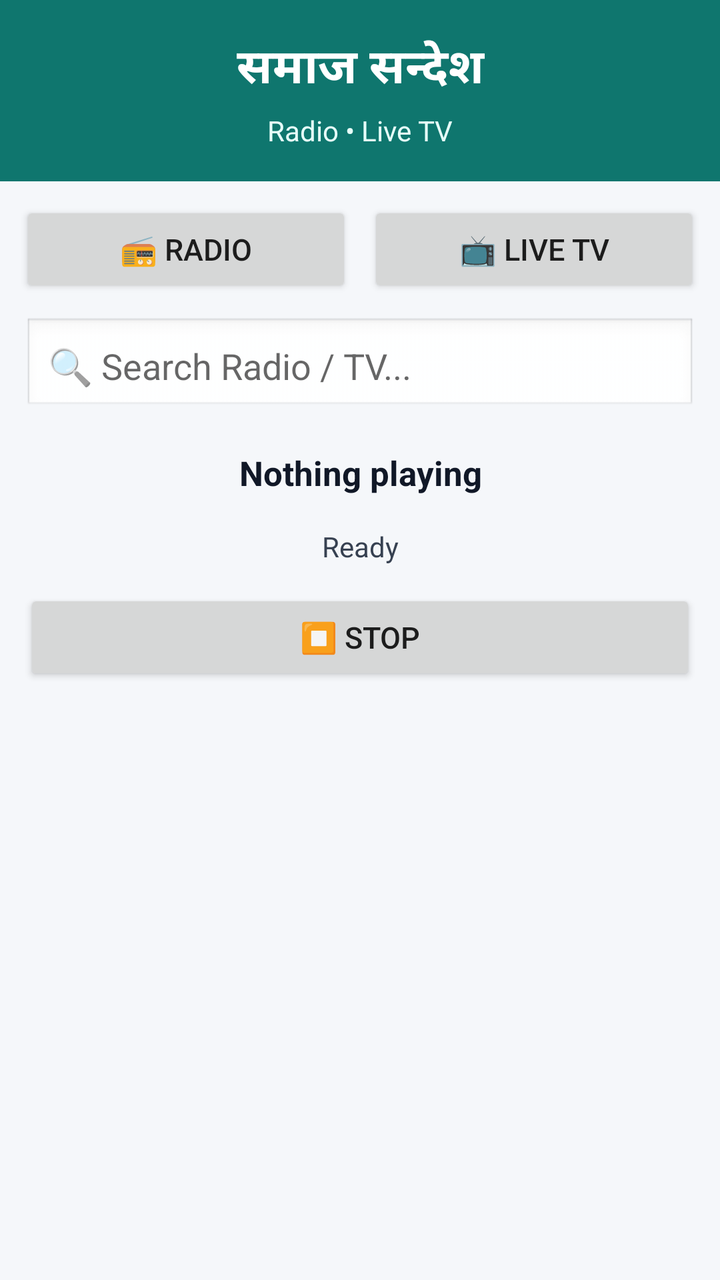
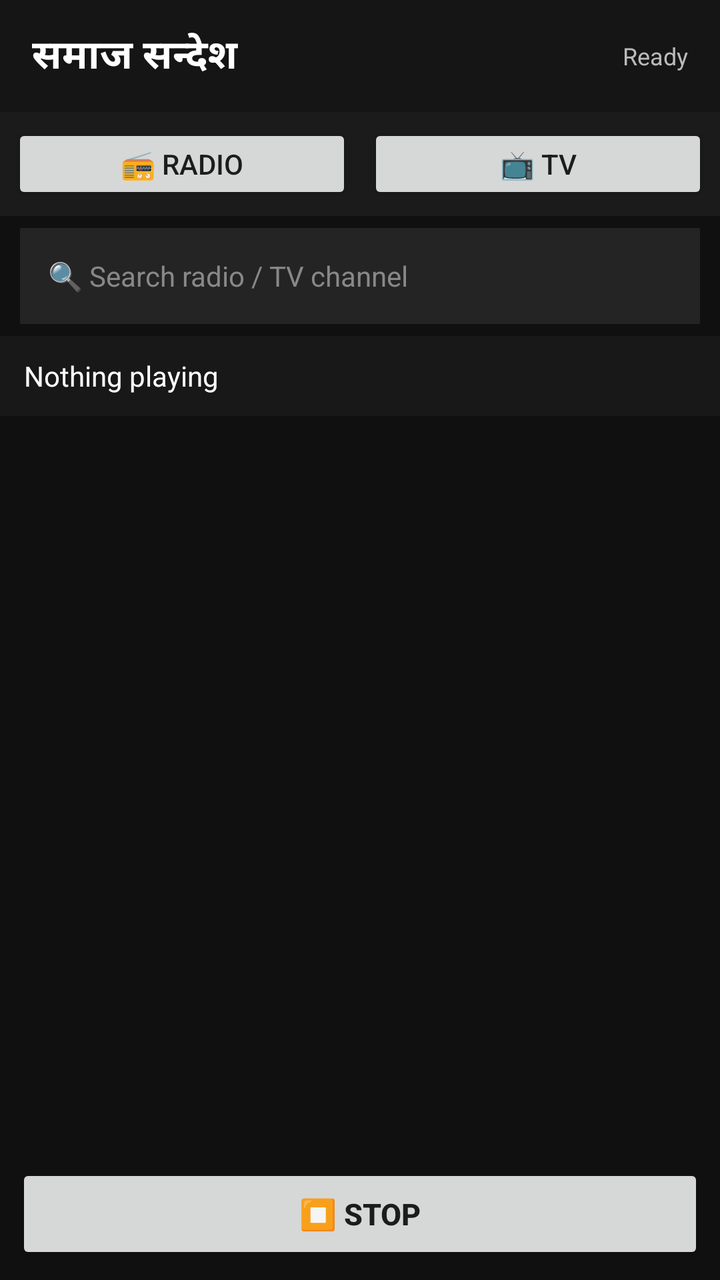

Screens rendered from an Android XML layout before and after an edit, with the pre-edit source and the edit as a unified diff.
<!-- AndroidManifest.xml: application theme AppTheme -->
<!-- res/layout/activity_main.xml -->
<?xml version="1.0" encoding="utf-8"?>
<LinearLayout
    xmlns:android="http://schemas.android.com/apk/res/android"
    android:layout_width="match_parent"
    android:layout_height="match_parent"
    android:orientation="vertical"
    android:background="#F5F7FA">

    
    <LinearLayout
        android:layout_width="match_parent"
        android:layout_height="wrap_content"
        android:orientation="vertical"
        android:padding="16dp"
        android:background="#0F766E">

        <TextView
            android:layout_width="match_parent"
            android:layout_height="wrap_content"
            android:text="समाज सन्देश"
            android:textColor="#FFFFFF"
            android:textSize="24sp"
            android:textStyle="bold"
            android:gravity="center"/>

        <TextView
            android:layout_width="match_parent"
            android:layout_height="wrap_content"
            android:text="Radio • Live TV"
            android:textColor="#E6FFFA"
            android:textSize="14sp"
            android:gravity="center"
            android:layout_marginTop="4dp"/>

    </LinearLayout>

    
    <LinearLayout
        android:layout_width="match_parent"
        android:layout_height="wrap_content"
        android:orientation="horizontal"
        android:padding="10dp"
        android:gravity="center">

        <Button
            android:id="@+id/radioButton"
            android:layout_width="0dp"
            android:layout_height="wrap_content"
            android:layout_weight="1"
            android:text="📻 Radio"
            android:textSize="15sp"
            android:onClick="openRadio"/>

        <Space
            android:layout_width="8dp"
            android:layout_height="1dp"/>

        <Button
            android:id="@+id/tvButton"
            android:layout_width="0dp"
            android:layout_height="wrap_content"
            android:layout_weight="1"
            android:text="📺 Live TV"
            android:textSize="15sp"
            android:onClick="openTv"/>

    </LinearLayout>

    
    <EditText
        android:id="@+id/searchBox"
        android:layout_width="match_parent"
        android:layout_height="wrap_content"
        android:layout_marginStart="12dp"
        android:layout_marginEnd="12dp"
        android:layout_marginBottom="8dp"
        android:hint="🔍 Search Radio / TV..."
        android:singleLine="true"
        android:padding="12dp"
        android:background="@android:drawable/edit_text"/>

    
    <TextView
        android:id="@+id/nowPlaying"
        android:layout_width="match_parent"
        android:layout_height="wrap_content"
        android:text="Nothing playing"
        android:textSize="17sp"
        android:textStyle="bold"
        android:textColor="#111827"
        android:gravity="center"
        android:padding="10dp"/>

    
    <TextView
        android:id="@+id/status"
        android:layout_width="match_parent"
        android:layout_height="wrap_content"
        android:text="Ready"
        android:textSize="14sp"
        android:textColor="#374151"
        android:gravity="center"
        android:padding="6dp"/>

    
    <androidx.media3.ui.PlayerView
        android:id="@+id/tvPlayerView"
        android:layout_width="match_parent"
        android:layout_height="220dp"
        android:visibility="gone"
        android:background="#000000"/>

    
    <WebView
        android:id="@+id/tvWebView"
        android:layout_width="match_parent"
        android:layout_height="300dp"
        android:visibility="gone"
        android:background="#000000"/>

    
    <androidx.media3.ui.PlayerControlView
        android:id="@+id/radioControls"
        android:layout_width="match_parent"
        android:layout_height="wrap_content"
        android:visibility="gone"
        android:padding="8dp"/>

    
    <Button
        android:id="@+id/stopButton"
        android:layout_width="match_parent"
        android:layout_height="wrap_content"
        android:layout_marginStart="12dp"
        android:layout_marginEnd="12dp"
        android:layout_marginTop="6dp"
        android:text="⏹ Stop"
        android:textSize="15sp"/>

    
    <ListView
        android:id="@+id/listView"
        android:layout_width="match_parent"
        android:layout_height="0dp"
        android:layout_weight="1"
        android:dividerHeight="1dp"
        android:padding="6dp"/>

</LinearLayout>
<!-- resources referenced by this layout -->
<resources>
  <style name="AppTheme" parent="Theme.AppCompat.Light.NoActionBar"><item name="android:colorAccent">#0f766e</item></style>
</resources>

<!-- the commit's change to res/layout/activity_main.xml (unified diff, before → after) -->
@@ -1,149 +1,212 @@
 <?xml version="1.0" encoding="utf-8"?>
 <LinearLayout
     xmlns:android="http://schemas.android.com/apk/res/android"
+    xmlns:app="http://schemas.android.com/apk/res-auto"
     android:layout_width="match_parent"
     android:layout_height="match_parent"
     android:orientation="vertical"
-    android:background="#F5F7FA">
-
-    
+    android:background="#101010">
+
+    
+    
+    
+
     <LinearLayout
-        android:layout_width="match_parent"
-        android:layout_height="wrap_content"
-        android:orientation="vertical"
-        android:padding="16dp"
-        android:background="#0F766E">
+        android:id="@+id/header"
+        android:layout_width="match_parent"
+        android:layout_height="56dp"
+        android:orientation="horizontal"
+        android:gravity="center_vertical"
+        android:paddingStart="16dp"
+        android:paddingEnd="16dp"
+        android:background="#151515">
 
         <TextView
-            android:layout_width="match_parent"
+            android:layout_width="0dp"
             android:layout_height="wrap_content"
+            android:layout_weight="1"
             android:text="समाज सन्देश"
             android:textColor="#FFFFFF"
-            android:textSize="24sp"
-            android:textStyle="bold"
-            android:gravity="center"/>
+            android:textSize="20sp"
+            android:textStyle="bold" />
 
         <TextView
-            android:layout_width="match_parent"
+            android:id="@+id/status"
+            android:layout_width="wrap_content"
             android:layout_height="wrap_content"
-            android:text="Radio • Live TV"
-            android:textColor="#E6FFFA"
-            android:textSize="14sp"
-            android:gravity="center"
-            android:layout_marginTop="4dp"/>
+            android:text="Ready"
+            android:textColor="#BBBBBB"
+            android:textSize="12sp" />
 
     </LinearLayout>
 
-    
+
+    
+    
+    
+
     <LinearLayout
-        android:layout_width="match_parent"
-        android:layout_height="wrap_content"
+        android:id="@+id/modeButtons"
+        android:layout_width="match_parent"
+        android:layout_height="52dp"
         android:orientation="horizontal"
-        android:padding="10dp"
-        android:gravity="center">
+        android:gravity="center"
+        android:padding="6dp"
+        android:background="#1B1B1B">
 
         <Button
             android:id="@+id/radioButton"
             android:layout_width="0dp"
-            android:layout_height="wrap_content"
+            android:layout_height="match_parent"
             android:layout_weight="1"
-            android:text="📻 Radio"
-            android:textSize="15sp"
-            android:onClick="openRadio"/>
+            android:text="📻 RADIO"
+            android:textSize="14sp"
+            android:onClick="openRadio" />
 
         <Space
             android:layout_width="8dp"
-            android:layout_height="1dp"/>
+            android:layout_height="match_parent" />
 
         <Button
             android:id="@+id/tvButton"
             android:layout_width="0dp"
-            android:layout_height="wrap_content"
+            android:layout_height="match_parent"
             android:layout_weight="1"
-            android:text="📺 Live TV"
-            android:textSize="15sp"
-            android:onClick="openTv"/>
+            android:text="📺 TV"
+            android:textSize="14sp"
+            android:onClick="openTv" />
 
     </LinearLayout>
 
-    
+
+    
+    
+    
+
     <EditText
         android:id="@+id/searchBox"
         android:layout_width="match_parent"
-        android:layout_height="wrap_content"
-        android:layout_marginStart="12dp"
-        android:layout_marginEnd="12dp"
-        android:layout_marginBottom="8dp"
-        android:hint="🔍 Search Radio / TV..."
+        android:layout_height="48dp"
+        android:layout_marginStart="10dp"
+        android:layout_marginEnd="10dp"
+        android:layout_marginTop="6dp"
+        android:layout_marginBottom="6dp"
+        android:hint="🔍 Search radio / TV channel"
+        android:textColor="#FFFFFF"
+        android:textColorHint="#888888"
+        android:textSize="14sp"
         android:singleLine="true"
-        android:padding="12dp"
-        android:background="@android:drawable/edit_text"/>
-
-    
+        android:paddingStart="14dp"
+        android:paddingEnd="14dp"
+        android:background="#242424" />
+
+
+    
+    
+    
+
     <TextView
         android:id="@+id/nowPlaying"
         android:layout_width="match_parent"
+        android:layout_height="40dp"
+        android:gravity="center_vertical"
+        android:paddingStart="12dp"
+        android:paddingEnd="12dp"
+        android:text="Nothing playing"
+        android:textColor="#FFFFFF"
+        android:textSize="14sp"
+        android:background="#181818" />
+
+
+    
+    
+    
+
+    <FrameLayout
+        android:id="@+id/tvPlayerContainer"
+        android:layout_width="match_parent"
         android:layout_height="wrap_content"
-        android:text="Nothing playing"
-        android:textSize="17sp"
-        android:textStyle="bold"
-        android:textColor="#111827"
-        android:gravity="center"
-        android:padding="10dp"/>
-
-    
-    <TextView
-        android:id="@+id/status"
-        android:layout_width="match_parent"
-        android:layout_height="wrap_content"
-        android:text="Ready"
-        android:textSize="14sp"
-        android:textColor="#374151"
-        android:gravity="center"
-        android:padding="6dp"/>
-
-    
-    <androidx.media3.ui.PlayerView
-        android:id="@+id/tvPlayerView"
-        android:layout_width="match_parent"
-        android:layout_height="220dp"
-        android:visibility="gone"
-        android:background="#000000"/>
-
-    
-    <WebView
-        android:id="@+id/tvWebView"
-        android:layout_width="match_parent"
-        android:layout_height="300dp"
-        android:visibility="gone"
-        android:background="#000000"/>
-
-    
+        android:background="#000000"
+        android:visibility="gone">
+
+        
+        
+        
+
+        <androidx.media3.ui.PlayerView
+            android:id="@+id/tvPlayerView"
+            android:layout_width="match_parent"
+            android:layout_height="230dp"
+            android:background="#000000"
+            app:resize_mode="fit"
+            app:show_buffering="when_playing"
+            app:show_shuffle_button="false"
+            app:show_subtitle_button="false"
+            app:show_next_button="false"
+            app:show_previous_button="false" />
+
+
+        
+        
+        
+
+        <Button
+            android:id="@+id/rotateButton"
+            android:layout_width="52dp"
+            android:layout_height="52dp"
+            android:layout_gravity="top|end"
+            android:layout_margin="8dp"
+            android:text="↻"
+            android:textColor="#FFFFFF"
+            android:textSize="22sp"
+            android:background="#88000000"
+            android:elevation="6dp" />
+
+    </FrameLayout>
+
+
+    
+    
+    
+
     <androidx.media3.ui.PlayerControlView
         android:id="@+id/radioControls"
         android:layout_width="match_parent"
         android:layout_height="wrap_content"
+        android:background="#181818"
         android:visibility="gone"
-        android:padding="8dp"/>
-
-    
+        app:show_timeout="3000"
+        app:show_rewind_button="true"
+        app:show_fastforward_button="true" />
+
+
+    
+    
+    
+
+    <ListView
+        android:id="@+id/listView"
+        android:layout_width="match_parent"
+        android:layout_height="0dp"
+        android:layout_weight="1"
+        android:divider="#333333"
+        android:dividerHeight="1dp"
+        android:background="#101010"
+        android:paddingTop="4dp"
+        android:paddingBottom="4dp" />
+
+
+    
+    
+    
+
     <Button
         android:id="@+id/stopButton"
         android:layout_width="match_parent"
-        android:layout_height="wrap_content"
-        android:layout_marginStart="12dp"
-        android:layout_marginEnd="12dp"
-        android:layout_marginTop="6dp"
-        android:text="⏹ Stop"
-        android:textSize="15sp"/>
-
-    
-    <ListView
-        android:id="@+id/listView"
-        android:layout_width="match_parent"
-        android:layout_height="0dp"
-        android:layout_weight="1"
-        android:dividerHeight="1dp"
-        android:padding="6dp"/>
+        android:layout_height="50dp"
+        android:layout_margin="8dp"
+        android:text="⏹ STOP"
+        android:textSize="15sp"
+        android:textStyle="bold" />
 
 </LinearLayout>
